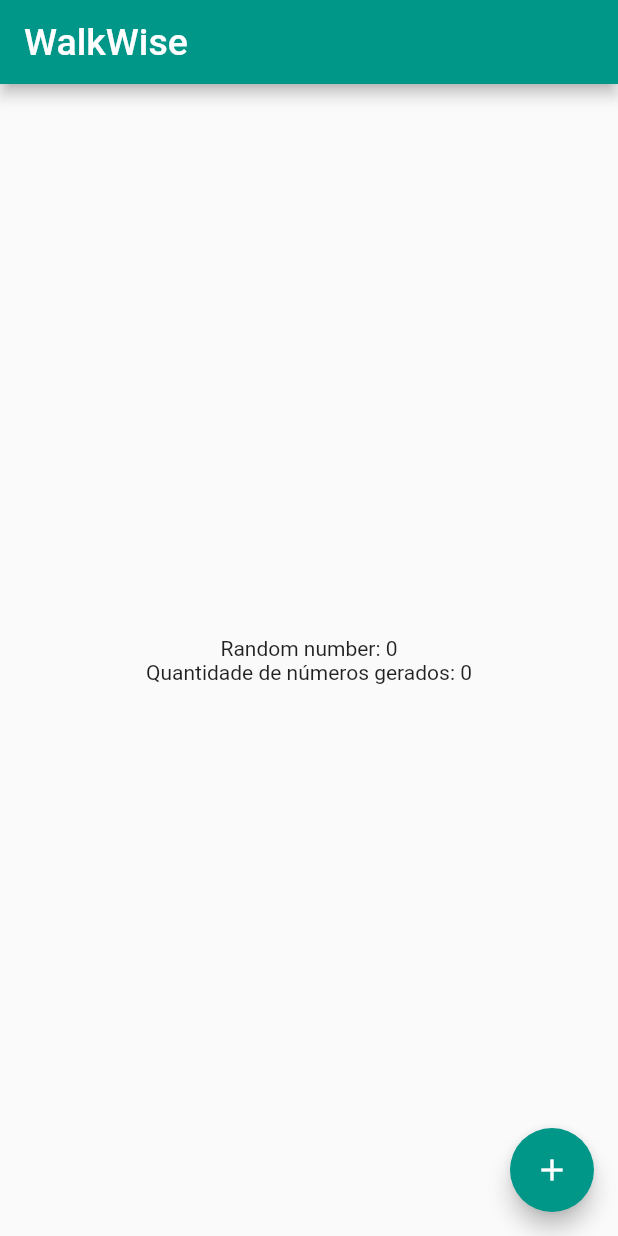
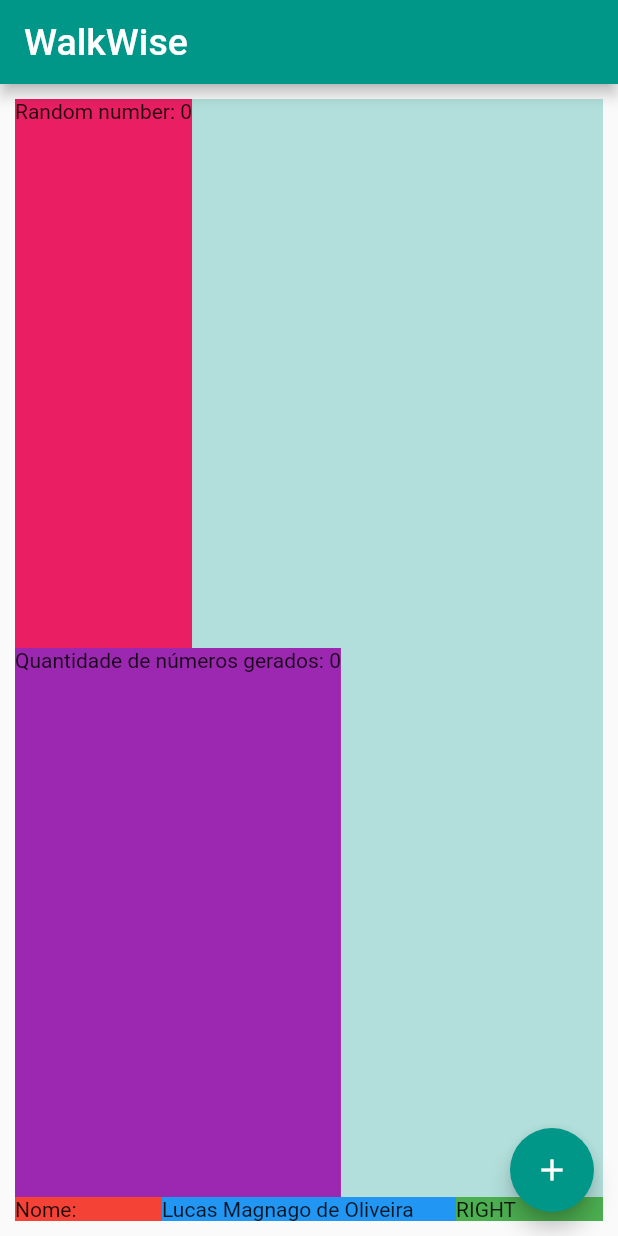
Before and after one commit to LucasMagnago/first-app-flutter, a Flutter app: the screen it shows after launch, on a phone screen of 412 x 824 dp. Run offline on Flutter 3.47's test engine with Material 2 defaults, Android fonts, the phone set to English and light mode, and no system bars; our stand-ins replace google_fonts.

Commit message:
expanded widget and flex

```diff
--- a/lib/pages/home.dart
+++ b/lib/pages/home.dart
@@ -1,6 +1,5 @@
 import 'package:first_app_flutter/service/number_generator.dart';
 import 'package:flutter/material.dart';
-import 'package:google_fonts/google_fonts.dart';
 
 class HomePage extends StatefulWidget {
   const HomePage({Key? key}) : super(key: key);
@@ -25,15 +24,48 @@ class _HomePageState extends State<HomePage> {
         ),
       ),
       body: Container(
+        width: double.infinity,
         margin: const EdgeInsets.fromLTRB(10, 10, 10, 10),
+        color: Colors.teal[100],
         child: Column(
-          mainAxisAlignment: MainAxisAlignment.center,
+          mainAxisAlignment: MainAxisAlignment.start,
+          crossAxisAlignment: CrossAxisAlignment.start,
           children: [
-            Center(
-              child: Text('Random number: $randomNumber'),
+            Expanded(
+              child: Container(
+                color: Colors.pink,
+                child: Text('Random number: $randomNumber'),
+              ),
             ),
-            Center(
-              child: Text('Quantidade de números gerados: $contNumbers'),
+            Expanded(
+              child: Container(
+                color: Colors.purple,
+                child: Text('Quantidade de números gerados: $contNumbers'),
+              ),
+            ),
+            Row(
+              children: [
+                Expanded(
+                  flex: 1,
+                  child: Container(
+                    color: Colors.red,
+                    child: Text('Nome: '),
+                  ),
+                ),
+                Expanded(
+                  flex: 2,
+                  child: Container(
+                    color: Colors.blue,
+                    child: Text('Lucas Magnago de Oliveira'),
+                  ),
+                ),
+                Expanded(
+                  child: Container(
+                    color: Colors.green,
+                    child: Text('RIGHT'),
+                  ),
+                ),
+              ],
             ),
           ],
         ),
```
